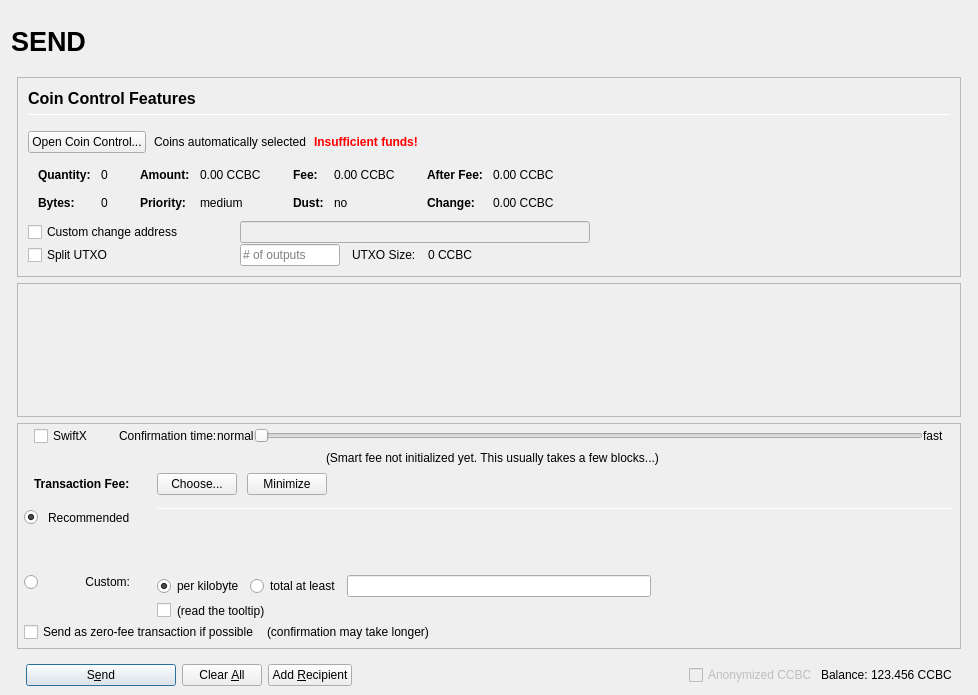
Qt form src/qt/forms/sendcoinsdialog.ui (CryptoCashBack-Hub/CCBC) before a commit.
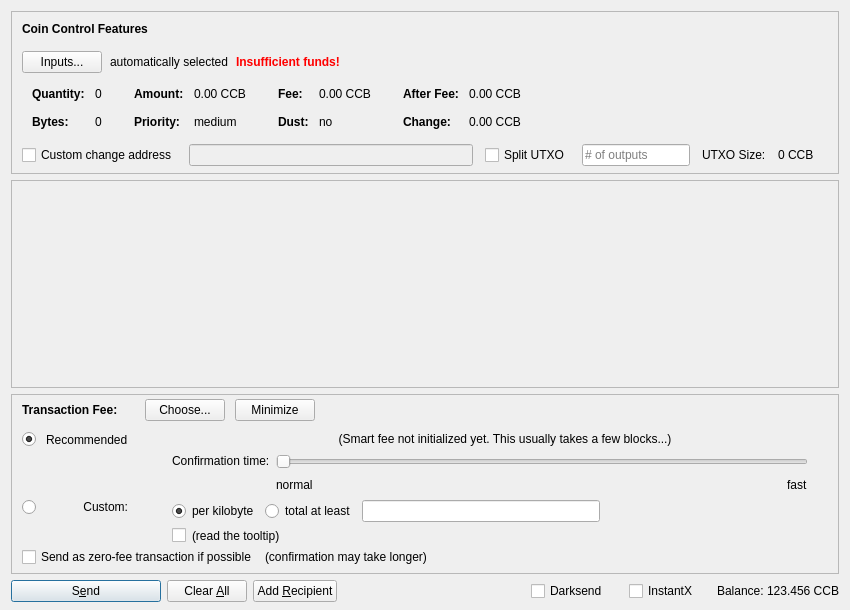
The same form after that commit. Icons and pictures are not drawn. Custom widgets are drawn as their Qt base class.

What changed in the file:
```diff
--- a/src/qt/forms/sendcoinsdialog.ui
+++ b/src/qt/forms/sendcoinsdialog.ui
@@ -2,155 +2,20 @@
 <ui version="4.0">
  <class>SendCoinsDialog</class>
  <widget class="QDialog" name="SendCoinsDialog">
-  <property name="enabled">
-   <bool>true</bool>
-  </property>
   <property name="geometry">
    <rect>
     <x>0</x>
     <y>0</y>
-    <width>978</width>
-    <height>695</height>
+    <width>850</width>
+    <height>610</height>
    </rect>
   </property>
   <property name="windowTitle">
    <string>Send Coins</string>
   </property>
-  <layout class="QVBoxLayout" name="verticalLayout" stretch="0">
+  <layout class="QVBoxLayout" name="verticalLayout" stretch="0,1,0,0">
    <property name="bottomMargin">
-    <number>9</number>
-   </property>
-   <item>
-    <layout class="QVBoxLayout" name="verticalLayout_Master" stretch="0,1">
-     <property name="spacing">
-      <number>0</number>
-     </property>
-     <property name="leftMargin">
-      <number>0</number>
-     </property>
-     <property name="topMargin">
-      <number>0</number>
-     </property>
-     <property name="rightMargin">
-      <number>0</number>
-     </property>
-     <property name="bottomMargin">
-      <number>0</number>
-     </property>
-     <item>
-      <widget class="QFrame" name="frame_Header">
-       <layout class="QVBoxLayout" name="verticalLayout_Header" stretch="0">
-        <property name="leftMargin">
-         <number>0</number>
-        </property>
-        <property name="topMargin">
-         <number>0</number>
-        </property>
-        <property name="rightMargin">
-         <number>0</number>
-        </property>
-        <property name="bottomMargin">
-         <number>0</number>
-        </property>
-        <item>
-         <layout class="QHBoxLayout" name="horizontalLayout_Header" stretch="1,0,1">
-          <property name="spacing">
-           <number>6</number>
-          </property>
-          <item>
-           <widget class="QLabel" name="labelOverviewHeaderLeft">
-            <property name="minimumSize">
-             <size>
-              <width>464</width>
-              <height>60</height>
-             </size>
-            </property>
-            <property name="maximumSize">
-             <size>
-              <width>16777215</width>
-              <height>60</height>
-             </size>
-            </property>
-            <property name="font">
-             <font>
-              <pointsize>20</pointsize>
-              <weight>75</weight>
-              <bold>true</bold>
-             </font>
-            </property>
-            <property name="text">
-             <string>SEND</string>
-            </property>
-            <property name="alignment">
-             <set>Qt::AlignLeading|Qt::AlignLeft|Qt::AlignVCenter</set>
-            </property>
-           </widget>
-          </item>
-          <item>
-           <spacer name="horizontalSpacer_Header">
-            <property name="orientation">
-             <enum>Qt::Horizontal</enum>
-            </property>
-            <property name="sizeHint" stdset="0">
-             <size>
-              <width>40</width>
-              <height>20</height>
-             </size>
-            </property>
-           </spacer>
-          </item>
-          <item>
-           <widget class="QLabel" name="labelOverviewHeaderRight">
-            <property name="minimumSize">
-             <size>
-              <width>464</width>
-              <height>60</height>
-             </size>
-            </property>
-            <property name="maximumSize">
-             <size>
-              <width>16777215</width>
-              <height>60</height>
-             </size>
-            </property>
-            <property name="font">
-             <font>
-              <pointsize>14</pointsize>
-             </font>
-            </property>
-            <property name="text">
-             <string/>
-            </property>
-            <property name="alignment">
-             <set>Qt::AlignRight|Qt::AlignTrailing|Qt::AlignVCenter</set>
-            </property>
-           </widget>
-          </item>
-         </layout>
-        </item>
-       </layout>
-      </widget>
-     </item>
-     <item>
-      <widget class="QFrame" name="frame_BG">
-       <property name="minimumSize">
-        <size>
-         <width>0</width>
-         <height>0</height>
-        </size>
-       </property>
-       <layout class="QVBoxLayout" name="layout_BG" stretch="0,0,0,0">
-        <property name="leftMargin">
-         <number>6</number>
-        </property>
-        <property name="topMargin">
-         <number>6</number>
-        </property>
-        <property name="rightMargin">
-         <number>6</number>
-        </property>
-        <property name="bottomMargin">
-         <number>0</number>
+    <number>8</number>
         </property>
         <item>
          <widget class="QFrame" name="frameCoinControl">
@@ -186,13 +51,12 @@
             <number>0</number>
            </property>
            <property name="bottomMargin">
-            <number>0</number>
+       <number>6</number>
            </property>
            <item>
-            <widget class="QFrame" name="frameCoinControl_BG">
-             <layout class="QVBoxLayout" name="verticalLayoutCoinControl" stretch="0,0,0,0,0,0">
+       <layout class="QVBoxLayout" name="verticalLayoutCoinControl" stretch="0,0,0,0,1">
               <property name="spacing">
-               <number>1</number>
+         <number>0</number>
               </property>
               <property name="leftMargin">
                <number>10</number>
@@ -206,11 +70,6 @@
                  <number>15</number>
                 </property>
                 <item>
-                 <layout class="QVBoxLayout" name="verticalLayout_3">
-                  <property name="spacing">
-                   <number>6</number>
-                  </property>
-                  <item>
                    <widget class="QLabel" name="labelCoinControlFeatures">
                     <property name="sizePolicy">
                      <sizepolicy hsizetype="Preferred" vsizetype="Maximum">
@@ -218,15 +77,8 @@
                       <verstretch>0</verstretch>
                      </sizepolicy>
                     </property>
-                    <property name="minimumSize">
-                     <size>
-                      <width>0</width>
-                      <height>20</height>
-                     </size>
-                    </property>
                     <property name="font">
                      <font>
-                      <pointsize>12</pointsize>
                       <weight>75</weight>
                       <bold>true</bold>
                      </font>
@@ -239,27 +91,6 @@
                     </property>
                    </widget>
                   </item>
-                  <item>
-                   <widget class="Line" name="line">
-                    <property name="minimumSize">
-                     <size>
-                      <width>0</width>
-                      <height>1</height>
-                     </size>
-                    </property>
-                    <property name="maximumSize">
-                     <size>
-                      <width>16777215</width>
-                      <height>1</height>
-                     </size>
-                    </property>
-                    <property name="orientation">
-                     <enum>Qt::Horizontal</enum>
-                    </property>
-                   </widget>
-                  </item>
-                 </layout>
-                </item>
                </layout>
               </item>
               <item>
@@ -276,7 +107,7 @@
                    <string notr="true"/>
                   </property>
                   <property name="text">
-                   <string>Open Coin Control...</string>
+             <string>Inputs...</string>
                   </property>
                   <property name="autoDefault">
                    <bool>false</bool>
@@ -286,7 +117,7 @@
                 <item>
                  <widget class="QLabel" name="labelCoinControlAutomaticallySelected">
                   <property name="text">
-                   <string>Coins automatically selected</string>
+             <string>automatically selected</string>
                   </property>
                   <property name="margin">
                    <number>5</number>
@@ -493,7 +324,7 @@
                         <enum>Qt::ActionsContextMenu</enum>
                        </property>
                        <property name="text">
-                        <string notr="true">0.00 CCBC</string>
+                  <string notr="true">0.00 CCB</string>
                        </property>
                        <property name="textInteractionFlags">
                         <set>Qt::LinksAccessibleByMouse|Qt::TextSelectableByKeyboard|Qt::TextSelectableByMouse</set>
@@ -573,7 +404,7 @@
                         <enum>Qt::ActionsContextMenu</enum>
                        </property>
                        <property name="text">
-                        <string notr="true">0.00 CCBC</string>
+                  <string notr="true">0.00 CCB</string>
                        </property>
                        <property name="textInteractionFlags">
                         <set>Qt::LinksAccessibleByMouse|Qt::TextSelectableByKeyboard|Qt::TextSelectableByMouse</set>
@@ -653,7 +484,7 @@
                         <enum>Qt::ActionsContextMenu</enum>
                        </property>
                        <property name="text">
-                        <string notr="true">0.00 CCBC</string>
+                  <string notr="true">0.00 CCB</string>
                        </property>
                        <property name="textInteractionFlags">
                         <set>Qt::LinksAccessibleByMouse|Qt::TextSelectableByKeyboard|Qt::TextSelectableByMouse</set>
@@ -682,7 +513,7 @@
                         <enum>Qt::ActionsContextMenu</enum>
                        </property>
                        <property name="text">
-                        <string notr="true">0.00 CCBC</string>
+                  <string notr="true">0.00 CCB</string>
                        </property>
                        <property name="textInteractionFlags">
                         <set>Qt::LinksAccessibleByMouse|Qt::TextSelectableByKeyboard|Qt::TextSelectableByMouse</set>
@@ -697,7 +528,7 @@
                </widget>
               </item>
               <item>
-               <layout class="QHBoxLayout" name="horizontalLayoutCoinControl4">
+         <layout class="QHBoxLayout" name="horizontalLayoutCoinControl4" stretch="0,0,0,0,0,0,0">
                 <property name="spacing">
                  <number>12</number>
                 </property>
@@ -705,31 +536,13 @@
                  <enum>QLayout::SetDefaultConstraint</enum>
                 </property>
                 <property name="topMargin">
-                 <number>0</number>
+           <number>5</number>
                 </property>
                 <property name="rightMargin">
-                 <number>0</number>
+           <number>5</number>
                 </property>
                 <item>
                  <widget class="QCheckBox" name="checkBoxCoinControlChange">
-                  <property name="sizePolicy">
-                   <sizepolicy hsizetype="Preferred" vsizetype="Preferred">
-                    <horstretch>0</horstretch>
-                    <verstretch>0</verstretch>
-                   </sizepolicy>
-                  </property>
-                  <property name="minimumSize">
-                   <size>
-                    <width>200</width>
-                    <height>0</height>
-                   </size>
-                  </property>
-                  <property name="maximumSize">
-                   <size>
-                    <width>200</width>
-                    <height>16777215</height>
-                   </size>
-                  </property>
                   <property name="toolTip">
                    <string>If this is activated, but the change address is empty or invalid, change will be sent to a newly generated address.</string>
                   </property>
@@ -744,71 +557,15 @@
                    <bool>false</bool>
                   </property>
                   <property name="sizePolicy">
-                   <sizepolicy hsizetype="Preferred" vsizetype="Preferred">
+             <sizepolicy hsizetype="Expanding" vsizetype="Fixed">
                     <horstretch>0</horstretch>
                     <verstretch>0</verstretch>
                    </sizepolicy>
                   </property>
-                  <property name="minimumSize">
-                   <size>
-                    <width>300</width>
-                    <height>0</height>
-                   </size>
-                  </property>
-                 </widget>
-                </item>
-                <item>
-                 <widget class="QLabel" name="labelCoinControlChangeLabel">
-                  <property name="sizePolicy">
-                   <sizepolicy hsizetype="Preferred" vsizetype="Preferred">
-                    <horstretch>0</horstretch>
-                    <verstretch>0</verstretch>
-                   </sizepolicy>
-                  </property>
-                  <property name="minimumSize">
-                   <size>
-                    <width>100</width>
-                    <height>0</height>
-                   </size>
-                  </property>
-                  <property name="text">
-                   <string/>
-                  </property>
-                  <property name="margin">
-                   <number>3</number>
-                  </property>
-                 </widget>
-                </item>
-               </layout>
-              </item>
-              <item>
-               <layout class="QHBoxLayout" name="horizontalLayoutCoinControl6">
-                <property name="spacing">
-                 <number>12</number>
-                </property>
-                <property name="rightMargin">
-                 <number>0</number>
-                </property>
+           </widget>
+          </item>
                 <item>
                  <widget class="QCheckBox" name="splitBlockCheckBox">
-                  <property name="sizePolicy">
-                   <sizepolicy hsizetype="Preferred" vsizetype="Preferred">
-                    <horstretch>0</horstretch>
-                    <verstretch>0</verstretch>
-                   </sizepolicy>
-                  </property>
-                  <property name="minimumSize">
-                   <size>
-                    <width>200</width>
-                    <height>0</height>
-                   </size>
-                  </property>
-                  <property name="maximumSize">
-                   <size>
-                    <width>200</width>
-                    <height>16777215</height>
-                   </size>
-                  </property>
                   <property name="text">
                    <string>Split UTXO</string>
                   </property>
@@ -817,23 +574,11 @@
                 <item>
                  <widget class="QLineEdit" name="splitBlockLineEdit">
                   <property name="sizePolicy">
-                   <sizepolicy hsizetype="Preferred" vsizetype="Preferred">
+             <sizepolicy hsizetype="Fixed" vsizetype="Fixed">
                     <horstretch>50</horstretch>
                     <verstretch>0</verstretch>
                    </sizepolicy>
                   </property>
-                  <property name="minimumSize">
-                   <size>
-                    <width>100</width>
-                    <height>0</height>
-                   </size>
-                  </property>
-                  <property name="maximumSize">
-                   <size>
-                    <width>100</width>
-                    <height>16777215</height>
-                   </size>
-                  </property>
                   <property name="placeholderText">
                    <string># of outputs</string>
                   </property>
@@ -849,22 +594,31 @@
                 <item>
                  <widget class="QLabel" name="labelBlockSize">
                   <property name="text">
-                   <string>0 CCBC</string>
+             <string>0 CCB</string>
                   </property>
                  </widget>
                 </item>
                 <item>
-                 <spacer name="horizontalSpacer_7">
-                  <property name="orientation">
-                   <enum>Qt::Horizontal</enum>
-                  </property>
-                  <property name="sizeHint" stdset="0">
+           <widget class="QLabel" name="labelCoinControlChangeLabel">
+            <property name="sizePolicy">
+             <sizepolicy hsizetype="Preferred" vsizetype="Expanding">
+              <horstretch>0</horstretch>
+              <verstretch>0</verstretch>
+             </sizepolicy>
+            </property>
+            <property name="minimumSize">
                    <size>
-                    <width>40</width>
-                    <height>20</height>
-                   </size>
-                  </property>
-                 </spacer>
+              <width>0</width>
+              <height>0</height>
+             </size>
+            </property>
+            <property name="text">
+             <string/>
+            </property>
+            <property name="margin">
+             <number>3</number>
+            </property>
+           </widget>
                 </item>
                </layout>
               </item>
@@ -882,7 +636,6 @@
                </spacer>
               </item>
              </layout>
-            </widget>
            </item>
           </layout>
          </widget>
@@ -897,8 +650,8 @@
             <rect>
              <x>0</x>
              <y>0</y>
-             <width>944</width>
-             <height>69</height>
+        <width>830</width>
+        <height>95</height>
             </rect>
            </property>
            <layout class="QVBoxLayout" name="verticalLayout_2" stretch="0,1">
@@ -975,192 +728,18 @@
             <number>0</number>
            </property>
            <item>
-            <layout class="QVBoxLayout" name="verticalLayoutFee2" stretch="0,0,0,0">
+       <layout class="QVBoxLayout" name="verticalLayoutFee2" stretch="0,0,0">
              <property name="spacing">
               <number>0</number>
              </property>
              <property name="leftMargin">
-              <number>6</number>
+         <number>10</number>
              </property>
              <property name="topMargin">
               <number>0</number>
              </property>
-             <property name="rightMargin">
-              <number>6</number>
-             </property>
-             <item>
-              <layout class="QVBoxLayout" name="verticalLayout_feeConf">
-               <property name="spacing">
-                <number>0</number>
-               </property>
-               <property name="leftMargin">
-                <number>10</number>
-               </property>
-               <property name="rightMargin">
-                <number>10</number>
-               </property>
-               <property name="bottomMargin">
-                <number>5</number>
-               </property>
-               <item>
-                <layout class="QHBoxLayout" name="horizontalLayoutFee9">
-                 <item>
-                  <widget class="QCheckBox" name="checkSwiftTX">
-                   <property name="enabled">
-                    <bool>true</bool>
-                   </property>
-                   <property name="minimumSize">
-                    <size>
-                     <width>85</width>
-                     <height>0</height>
-                    </size>
-                   </property>
-                   <property name="toolTip">
-                    <string>SwiftX technology allows for near instant transactions - A flat fee of 0.01 CCBC applies</string>
-                   </property>
-                   <property name="text">
-                    <string>SwiftX</string>
-                   </property>
-                  </widget>
-                 </item>
-                 <item>
-                  <widget class="QLabel" name="labelSmartFee3">
-                   <property name="text">
-                    <string>Confirmation time:</string>
-                   </property>
-                   <property name="margin">
-                    <number>2</number>
-                   </property>
-                  </widget>
-                 </item>
-                 <item>
-                  <widget class="QLabel" name="labelSmartFeeNormal">
-                   <property name="text">
-                    <string>normal</string>
-                   </property>
-                   <property name="margin">
-                    <number>8</number>
-                   </property>
-                  </widget>
-                 </item>
-                 <item>
-                  <widget class="QSlider" name="sliderSmartFee">
-                   <property name="minimumSize">
-                    <size>
-                     <width>0</width>
-                     <height>24</height>
-                    </size>
-                   </property>
-                   <property name="minimum">
-                    <number>0</number>
-                   </property>
-                   <property name="maximum">
-                    <number>24</number>
-                   </property>
-                   <property name="pageStep">
-                    <number>1</number>
-                   </property>
-                   <property name="value">
-                    <number>0</number>
-                   </property>
-                   <property name="orientation">
-                    <enum>Qt::Horizontal</enum>
-                   </property>
-                   <property name="invertedAppearance">
-                    <bool>false</bool>
-                   </property>
-                   <property name="invertedControls">
-                    <bool>false</bool>
-                   </property>
-                   <property name="tickPosition">
-                    <enum>QSlider::NoTicks</enum>
-                   </property>
-                  </widget>
-                 </item>
-                 <item>
-                  <widget class="QLabel" name="labelSmartFeeFast">
-                   <property name="text">
-                    <string>fast</string>
-                   </property>
-                   <property name="margin">
-                    <number>8</number>
-                   </property>
-                  </widget>
-                 </item>
-                </layout>
-               </item>
-               <item>
-                <layout class="QHBoxLayout" name="horizontalLayout_recommended_texts">
-                 <property name="spacing">
-                  <number>0</number>
-                 </property>
-                 <item>
-                  <spacer name="horizontalSpacer_8">
-                   <property name="orientation">
-                    <enum>Qt::Horizontal</enum>
-                   </property>
-                   <property name="sizeHint" stdset="0">
-                    <size>
-                     <width>40</width>
-                     <height>20</height>
-                    </size>
-                   </property>
-                  </spacer>
-                 </item>
-                 <item>
-                  <widget class="QLabel" name="labelFeeEstimation">
-                   <property name="text">
-                    <string/>
-                   </property>
-                   <property name="margin">
-                    <number>2</number>
-                   </property>
-                  </widget>
-                 </item>
-                 <item>
-                  <widget class="QLabel" name="labelSmartFee2">
-                   <property name="text">
-                    <string>(Smart fee not initialized yet. This usually takes a few blocks...)</string>
-                   </property>
-                   <property name="alignment">
-                    <set>Qt::AlignLeading|Qt::AlignLeft|Qt::AlignVCenter</set>
-                   </property>
-                   <property name="wordWrap">
-                    <bool>false</bool>
-                   </property>
-                   <property name="margin">
-                    <number>2</number>
-                   </property>
-                   <property name="indent">
-                    <number>-1</number>
-                   </property>
-                  </widget>
-                 </item>
-                 <item>
-                  <spacer name="horizontalSpacer_3">
-                   <property name="orientation">
-                    <enum>Qt::Horizontal</enum>
-                   </property>
-                   <property name="sizeHint" stdset="0">
-                    <size>
-                     <width>40</width>
-                     <height>20</height>
-                    </size>
-                   </property>
-                  </spacer>
-                 </item>
-                </layout>
-               </item>
-              </layout>
-             </item>
              <item>
               <layout class="QHBoxLayout" name="horizontalLayoutFee1">
-               <property name="leftMargin">
-                <number>10</number>
-               </property>
-               <property name="rightMargin">
-                <number>10</number>
-               </property>
                <property name="bottomMargin">
                 <number>0</number>
                </property>
@@ -1169,6 +748,22 @@
                  <property name="spacing">
                   <number>0</number>
                  </property>
+            <item>
+             <spacer name="verticalSpacerSmartFee">
+              <property name="orientation">
+               <enum>Qt::Vertical</enum>
+              </property>
+              <property name="sizeType">
+               <enum>QSizePolicy::Fixed</enum>
+              </property>
+              <property name="sizeHint" stdset="0">
+               <size>
+                <width>1</width>
+                <height>4</height>
+               </size>
+              </property>
+             </spacer>
+            </item>
                  <item>
                   <layout class="QHBoxLayout" name="horizontalLayoutSmartFee">
                    <property name="spacing">
@@ -1284,61 +879,7 @@
                   <property name="verticalSpacing">
                    <number>4</number>
                   </property>
-                  <item row="2" column="0">
-                   <layout class="QVBoxLayout" name="verticalLayoutFee4" stretch="0">
-                    <item>
-                     <spacer name="verticalSpacer_2">
-                      <property name="orientation">
-                       <enum>Qt::Vertical</enum>
-                      </property>
-                      <property name="sizeHint" stdset="0">
-                       <size>
-                        <width>1</width>
-                        <height>1</height>
-                       </size>
-                      </property>
-                     </spacer>
-                    </item>
-                   </layout>
-                  </item>
-                  <item row="3" column="0">
-                   <layout class="QVBoxLayout" name="verticalLayoutFee9" stretch="0,1">
-                    <item>
-                     <widget class="QRadioButton" name="radioCustomFee">
-                      <property name="text">
-                       <string/>
-                      </property>
-                      <attribute name="buttonGroup">
-                       <string notr="true">groupFee</string>
-                      </attribute>
-                     </widget>
-                    </item>
-                    <item>
-                     <spacer name="verticalSpacer_6">
-                      <property name="orientation">
-                       <enum>Qt::Vertical</enum>
-                      </property>
-                      <property name="sizeHint" stdset="0">
-                       <size>
-                        <width>1</width>
-                        <height>1</height>
-                       </size>
-                      </property>
-                     </spacer>
-                    </item>
-                   </layout>
-                  </item>
-                  <item row="3" column="1">
-                   <widget class="QLabel" name="labelCustomFee">
-                    <property name="text">
-                     <string>Custom:</string>
-                    </property>
-                    <property name="alignment">
-                     <set>Qt::AlignRight|Qt::AlignTop|Qt::AlignTrailing</set>
-                    </property>
-                   </widget>
-                  </item>
-                  <item row="3" column="4">
+             <item row="2" column="4">
                    <layout class="QVBoxLayout" name="verticalLayoutFee8">
                     <property name="spacing">
                      <number>6</number>
@@ -1437,66 +978,58 @@
                     </item>
                    </layout>
                   </item>
-                  <item row="1" column="1">
-                   <widget class="QLabel" name="labelSmartFee_2">
-                    <property name="text">
-                     <string>Recommended</string>
-                    </property>
-                   </widget>
-                  </item>
-                  <item row="1" column="2">
-                   <widget class="QLabel" name="labelSmartFee">
-                    <property name="text">
-                     <string/>
-                    </property>
-                    <property name="margin">
-                     <number>2</number>
-                    </property>
-                   </widget>
-                  </item>
                   <item row="1" column="0">
-                   <widget class="QRadioButton" name="radioSmartFee">
+              <layout class="QVBoxLayout" name="verticalLayoutFee4" stretch="1">
+               <item>
+                <spacer name="verticalSpacer_2">
+                 <property name="orientation">
+                  <enum>Qt::Vertical</enum>
+                 </property>
+                 <property name="sizeHint" stdset="0">
+                  <size>
+                   <width>1</width>
+                   <height>1</height>
+                  </size>
+                 </property>
+                </spacer>
+               </item>
+              </layout>
+             </item>
+             <item row="2" column="0">
+              <layout class="QVBoxLayout" name="verticalLayoutFee9" stretch="0,1">
+               <item>
+                <widget class="QRadioButton" name="radioCustomFee">
                     <property name="text">
                      <string/>
                     </property>
-                    <property name="checked">
-                     <bool>true</bool>
-                    </property>
                     <attribute name="buttonGroup">
                      <string notr="true">groupFee</string>
                     </attribute>
                    </widget>
                   </item>
-                  <item row="0" column="4" rowspan="3">
-                   <layout class="QVBoxLayout" name="verticalLayoutFee3" stretch="0,0,0,0">
+               <item>
+                <spacer name="verticalSpacer_6">
+                 <property name="orientation">
+                  <enum>Qt::Vertical</enum>
+                 </property>
+                 <property name="sizeHint" stdset="0">
+                  <size>
+                   <width>1</width>
+                   <height>1</height>
+                  </size>
+                 </property>
+                </spacer>
+               </item>
+              </layout>
+             </item>
+             <item row="1" column="4">
+              <layout class="QVBoxLayout" name="verticalLayoutFee3" stretch="0,0,1">
                     <property name="spacing">
                      <number>6</number>
                     </property>
                     <property name="topMargin">
                      <number>2</number>
                     </property>
-                    <property name="bottomMargin">
-                     <number>20</number>
-                    </property>
-                    <item>
-                     <widget class="Line" name="line_2">
-                      <property name="minimumSize">
-                       <size>
-                        <width>0</width>
-                        <height>1</height>
-                       </size>
-                      </property>
-                      <property name="maximumSize">
-                       <size>
-                        <width>16777215</width>
-                        <height>1</height>
-                       </size>
-                      </property>
-                      <property name="orientation">
-                       <enum>Qt::Horizontal</enum>
-                      </property>
-                     </widget>
-                    </item>
                     <item>
                      <layout class="QHBoxLayout" name="horizontalLayoutFee12">
                       <item>
@@ -1515,17 +1048,18 @@
                      </layout>
                     </item>
                     <item>
-                     <spacer name="verticalSpacer_4">
-                      <property name="orientation">
-                       <enum>Qt::Vertical</enum>
-                      </property>
-                      <property name="sizeHint" stdset="0">
-                       <size>
-                        <width>1</width>
-                        <height>1</height>
-                       </size>
-                      </property>
-                     </spacer>
+                <layout class="QHBoxLayout" name="horizontalLayoutFee9">
+                 <item>
+                  <layout class="QVBoxLayout" name="verticalLayoutFee6">
+                   <item>
+                    <widget class="QLabel" name="labelSmartFee3">
+                     <property name="text">
+                      <string>Confirmation time:</string>
+                     </property>
+                     <property name="margin">
+                      <number>2</number>
+                     </property>
+                    </widget>
                     </item>
                     <item>
                      <spacer name="verticalSpacer_3">
@@ -1534,13 +1068,159 @@
                       </property>
                       <property name="sizeHint" stdset="0">
                        <size>
-                        <width>20</width>
-                        <height>40</height>
+                       <width>1</width>
+                       <height>1</height>
                        </size>
                       </property>
                      </spacer>
                     </item>
                    </layout>
+                 </item>
+                 <item>
+                  <layout class="QVBoxLayout" name="verticalLayoutFee5">
+                   <property name="rightMargin">
+                    <number>30</number>
+                   </property>
+                   <item>
+                    <widget class="QSlider" name="sliderSmartFee">
+                     <property name="minimum">
+                      <number>0</number>
+                     </property>
+                     <property name="maximum">
+                      <number>24</number>
+                     </property>
+                     <property name="pageStep">
+                      <number>1</number>
+                     </property>
+                     <property name="value">
+                      <number>0</number>
+                     </property>
+                     <property name="orientation">
+                      <enum>Qt::Horizontal</enum>
+                     </property>
+                     <property name="invertedAppearance">
+                      <bool>false</bool>
+                     </property>
+                     <property name="invertedControls">
+                      <bool>false</bool>
+                     </property>
+                     <property name="tickPosition">
+                      <enum>QSlider::NoTicks</enum>
+                     </property>
+                    </widget>
+                   </item>
+                   <item>
+                    <layout class="QHBoxLayout" name="horizontalLayoutFee10">
+                     <item>
+                      <widget class="QLabel" name="labelSmartFeeNormal">
+                       <property name="text">
+                        <string>normal</string>
+                       </property>
+                      </widget>
+                     </item>
+                     <item>
+                      <spacer name="horizontalSpacer_3">
+                       <property name="orientation">
+                        <enum>Qt::Horizontal</enum>
+                       </property>
+                       <property name="sizeHint" stdset="0">
+                        <size>
+                         <width>40</width>
+                         <height>20</height>
+                        </size>
+                       </property>
+                      </spacer>
+                     </item>
+                     <item>
+                      <widget class="QLabel" name="labelSmartFeeFast">
+                       <property name="text">
+                        <string>fast</string>
+                       </property>
+                      </widget>
+                     </item>
+                    </layout>
+                   </item>
+                  </layout>
+                 </item>
+                </layout>
+               </item>
+               <item>
+                <spacer name="verticalSpacer_4">
+                 <property name="orientation">
+                  <enum>Qt::Vertical</enum>
+                 </property>
+                 <property name="sizeHint" stdset="0">
+                  <size>
+                   <width>1</width>
+                   <height>1</height>
+                  </size>
+                 </property>
+                </spacer>
+               </item>
+              </layout>
+             </item>
+             <item row="0" column="1">
+              <widget class="QLabel" name="labelSmartFee_2">
+               <property name="text">
+                <string>Recommended</string>
+               </property>
+              </widget>
+             </item>
+             <item row="0" column="0">
+              <widget class="QRadioButton" name="radioSmartFee">
+               <property name="text">
+                <string/>
+               </property>
+               <property name="checked">
+                <bool>true</bool>
+               </property>
+               <attribute name="buttonGroup">
+                <string notr="true">groupFee</string>
+               </attribute>
+              </widget>
+             </item>
+             <item row="2" column="1">
+              <widget class="QLabel" name="labelCustomFee">
+               <property name="text">
+                <string>Custom:</string>
+               </property>
+               <property name="alignment">
+                <set>Qt::AlignRight|Qt::AlignTop|Qt::AlignTrailing</set>
+               </property>
+              </widget>
+             </item>
+             <item row="0" column="2">
+              <widget class="QLabel" name="labelSmartFee">
+               <property name="text">
+                <string/>
+               </property>
+               <property name="margin">
+                <number>2</number>
+               </property>
+              </widget>
+             </item>
+             <item row="0" column="3">
+              <widget class="QLabel" name="labelFeeEstimation">
+               <property name="text">
+                <string/>
+               </property>
+              </widget>
+             </item>
+             <item row="0" column="4">
+              <widget class="QLabel" name="labelSmartFee2">
+               <property name="text">
+                <string>(Smart fee not initialized yet. This usually takes a few blocks...)</string>
+               </property>
+               <property name="alignment">
+                <set>Qt::AlignHCenter</set>
+               </property>
+               <property name="wordWrap">
+                <bool>true</bool>
+               </property>
+               <property name="margin">
+                <number>2</number>
+               </property>
+              </widget>
                   </item>
                  </layout>
                 </item>
@@ -1619,11 +1299,7 @@
          </widget>
         </item>
         <item>
-         <widget class="QFrame" name="frame_Send">
           <layout class="QHBoxLayout" name="horizontalLayout">
-           <property name="bottomMargin">
-            <number>0</number>
-           </property>
            <item>
             <widget class="QPushButton" name="sendButton">
              <property name="minimumSize">
@@ -1709,12 +1385,34 @@
               <number>3</number>
              </property>
              <item>
-              <widget class="QCheckBox" name="checkzCALEONX">
-               <property name="enabled">
+        <widget class="QCheckBox" name="checkUseDarksend">
+         <property name="minimumSize">
+          <size>
+           <width>95</width>
+           <height>0</height>
+          </size>
+         </property>
+         <property name="text">
+          <string>Darksend</string>
+         </property>
+         <property name="checked">
                 <bool>false</bool>
                </property>
+        </widget>
+       </item>
+       <item>
+        <widget class="QCheckBox" name="checkInstantX">
+         <property name="enabled">
+          <bool>true</bool>
+         </property>
+         <property name="minimumSize">
+          <size>
+           <width>85</width>
+           <height>0</height>
+          </size>
+         </property>
                <property name="text">
-                <string>Anonymized CCBC</string>
+          <string>InstantX</string>
                </property>
               </widget>
              </item>
@@ -1737,7 +1435,7 @@
                 <cursorShape>IBeamCursor</cursorShape>
                </property>
                <property name="text">
-                <string notr="true">123.456 CCBC</string>
+          <string notr="true">123.456 CCB</string>
                </property>
                <property name="textInteractionFlags">
                 <set>Qt::LinksAccessibleByMouse|Qt::TextSelectableByKeyboard|Qt::TextSelectableByMouse</set>
@@ -1745,12 +1443,6 @@
               </widget>
              </item>
             </layout>
-           </item>
-          </layout>
-         </widget>
-        </item>
-       </layout>
-      </widget>
      </item>
     </layout>
    </item>
```
Left out of the diff: 18 changed lines with no effect on the pictures. Lines whose indentation alone changed are shown as unchanged.
